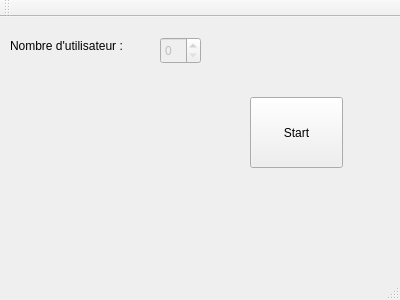
Before: the Qt Designer form servermain.ui in phil00/cll-PlanetWars, drawn with Qt 5.
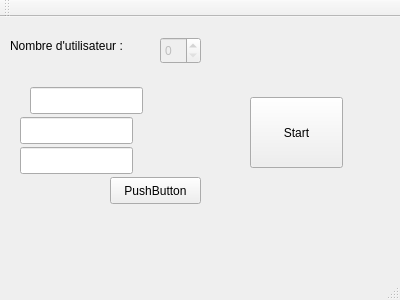
After: the same form once the commit is applied.

What changed in the file:
```diff
--- a/servermain.ui
+++ b/servermain.ui
@@ -53,6 +53,49 @@
      <string>Start</string>
     </property>
    </widget>
+   <widget class="QLineEdit" name="lineEdit">
+    <property name="geometry">
+     <rect>
+      <x>30</x>
+      <y>70</y>
+      <width>113</width>
+      <height>27</height>
+     </rect>
+    </property>
+   </widget>
+   <widget class="QPushButton" name="pushButton">
+    <property name="geometry">
+     <rect>
+      <x>110</x>
+      <y>160</y>
+      <width>91</width>
+      <height>27</height>
+     </rect>
+    </property>
+    <property name="text">
+     <string>PushButton</string>
+    </property>
+   </widget>
+   <widget class="QLineEdit" name="lineEdit_2">
+    <property name="geometry">
+     <rect>
+      <x>20</x>
+      <y>100</y>
+      <width>113</width>
+      <height>27</height>
+     </rect>
+    </property>
+   </widget>
+   <widget class="QLineEdit" name="lineEdit_3">
+    <property name="geometry">
+     <rect>
+      <x>20</x>
+      <y>130</y>
+      <width>113</width>
+      <height>27</height>
+     </rect>
+    </property>
+   </widget>
   </widget>
   <widget class="QMenuBar" name="menuBar">
    <property name="geometry">
```
Left out of the diff: 2 changed lines with no effect on the pictures.
